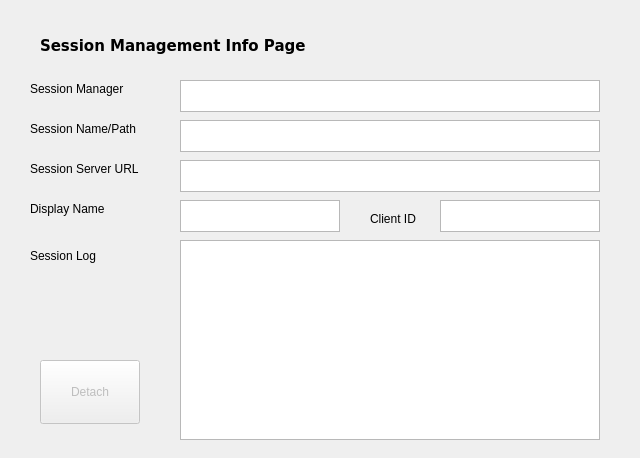
First picture: the form in seq_qt5/forms/qsessionframe.ui, repository ahlstromcj/seq66, before the edit.
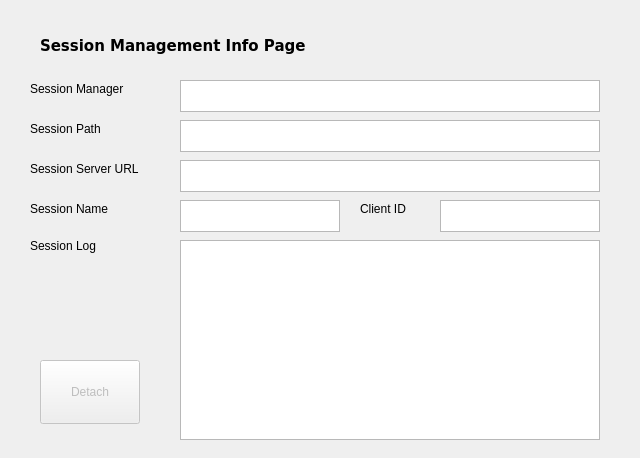
Second picture: the form after the edit.

Commit message: Interim check-in, untested session-specific client ID.

What changed in the file:
```diff
--- a/seq_qt5/forms/qsessionframe.ui
+++ b/seq_qt5/forms/qsessionframe.ui
@@ -56,7 +56,7 @@
     </size>
    </property>
    <property name="text">
-    <string>Session Name/Path</string>
+    <string>Session Path</string>
    </property>
   </widget>
   <widget class="QTextEdit" name="sessionNameText">
@@ -126,7 +126,7 @@
    <property name="geometry">
     <rect>
      <x>30</x>
-     <y>240</y>
+     <y>230</y>
      <width>132</width>
      <height>32</height>
     </rect>
@@ -230,14 +230,14 @@
     </rect>
    </property>
    <property name="text">
-    <string>Display Name</string>
+    <string>Session Name</string>
    </property>
   </widget>
   <widget class="QLabel" name="clientIdLabel">
    <property name="geometry">
     <rect>
-     <x>370</x>
-     <y>210</y>
+     <x>360</x>
+     <y>200</y>
      <width>100</width>
      <height>18</height>
     </rect>
```
The commit also changes 15 other files.
